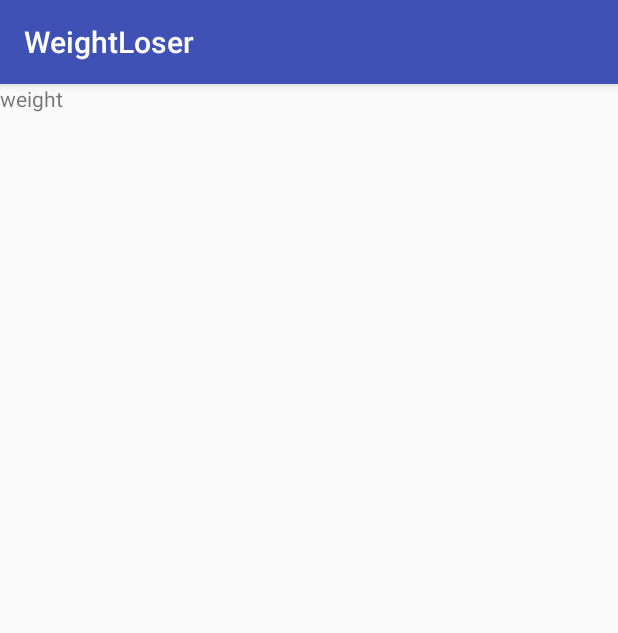
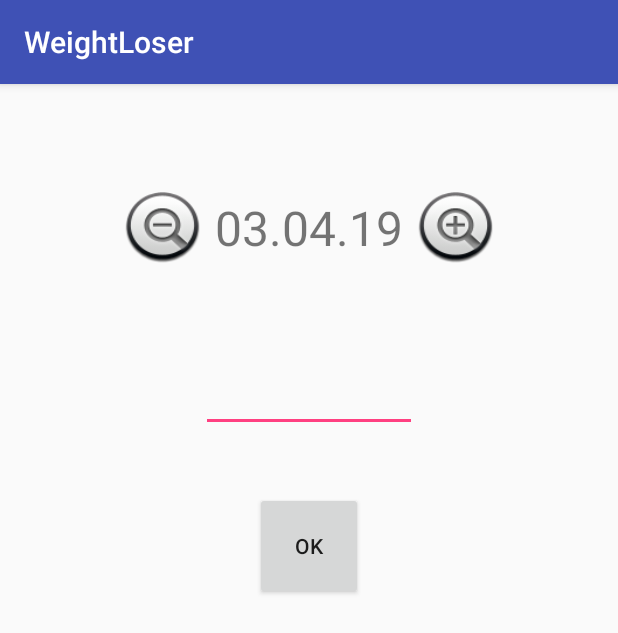
Before and after one commit to stock17/WeightLoser, an Android app: the WeightActivity screen opened directly, with no data from a screen before it, on a phone screen of 412 x 824 dp. Shown: the top 633 px of the screen. Run offline under Robolectric (Android 15) with nearby library versions, the phone set to English and light mode, and no system bars.

Commit message:
created the weight activity layout

```diff
--- a/app/src/main/AndroidManifest.xml
+++ b/app/src/main/AndroidManifest.xml
@@ -16,7 +16,7 @@
                 <category android:name="android.intent.category.LAUNCHER" />
             </intent-filter>
         </activity>
-        <activity android:name=".WeightActivity" />
+        <activity android:name=".weight.WeightActivity" />
         <activity android:name=".food.FoodActivity" />
         <activity android:name=".GraphActivity"></activity>
     </application>
--- a/app/src/main/java/com/yurima/weightloser/MainActivity.java
+++ b/app/src/main/java/com/yurima/weightloser/MainActivity.java
@@ -6,6 +6,7 @@ import android.os.Bundle;
 import android.widget.Button;
 
 import com.yurima.weightloser.food.FoodActivity;
+import com.yurima.weightloser.weight.WeightActivity;
 
 import butterknife.BindView;
 import butterknife.ButterKnife;
--- a/app/src/main/java/com/yurima/weightloser/food/FoodRecyclerView.java
+++ /dev/null
@@ -1,30 +0,0 @@
-package com.yurima.weightloser.food;
-
-import android.content.Context;
-import android.support.annotation.Nullable;
-import android.support.v7.widget.DividerItemDecoration;
-import android.support.v7.widget.RecyclerView;
-import android.util.AttributeSet;
-
-/**
- * Created by Yury on 03.04.2019.
- */
-
-public class FoodRecyclerView extends RecyclerView {
-    public FoodRecyclerView(Context context) {
-        super(context);
-    }
-
-    public FoodRecyclerView(Context context, @Nullable AttributeSet attrs) {
-        super(context, attrs);
-    }
-
-    public FoodRecyclerView(Context context, @Nullable AttributeSet attrs, int defStyle) {
-        super(context, attrs, defStyle);
-    }
-
-
-
-
-
-}
--- a/app/src/main/java/com/yurima/weightloser/WeightActivity.java
+++ b/app/src/main/java/com/yurima/weightloser/weight/WeightActivity.java
@@ -1,7 +1,9 @@
-package com.yurima.weightloser;
+package com.yurima.weightloser.weight;
 
 import android.support.v7.app.AppCompatActivity;
 import android.os.Bundle;
+
+import com.yurima.weightloser.R;
 
 public class WeightActivity extends AppCompatActivity {
 
--- a/app/src/main/res/layout/activity_weight.xml
+++ b/app/src/main/res/layout/activity_weight.xml
@@ -1,14 +1,64 @@
 <?xml version="1.0" encoding="utf-8"?>
-<LinearLayout xmlns:android="http://schemas.android.com/apk/res/android"
+<RelativeLayout xmlns:android="http://schemas.android.com/apk/res/android"
     xmlns:app="http://schemas.android.com/apk/res-auto"
     xmlns:tools="http://schemas.android.com/tools"
     android:layout_width="match_parent"
     android:layout_height="match_parent"
-    tools:context="com.yurima.weightloser.WeightActivity">
+    tools:context="com.yurima.weightloser.weight.WeightActivity">
+
 
     <TextView
+        android:id="@+id/textView_date"
+        android:layout_width="144dp"
+        android:layout_height="48dp"
+        android:textSize="32sp"
+        android:gravity="center"
+        android:text="03.04.19"
+        android:layout_marginTop="72dp"
+        android:layout_centerHorizontal="true" />
+
+    <Button
+        android:id="@+id/button_decrease_date"
         android:layout_width="wrap_content"
         android:layout_height="wrap_content"
-        android:text="weight"/>
+        android:background="@android:drawable/btn_minus"
+        android:layout_alignTop="@+id/textView_date"
+        android:layout_toLeftOf="@+id/textView_date"
+        android:layout_toStartOf="@+id/textView_date" />
 
-</LinearLayout>
+    <Button
+        android:id="@+id/button_increase_date"
+        android:layout_width="wrap_content"
+        android:layout_height="wrap_content"
+        android:background="@android:drawable/btn_plus"
+        android:layout_alignTop="@+id/textView_date"
+        android:layout_toRightOf="@+id/textView_date"
+        android:layout_toEndOf="@+id/textView_date" />
+
+    <EditText
+        android:id="@+id/editText_weight"
+        android:layout_width="144dp"
+        android:layout_height="72dp"
+        android:layout_centerHorizontal="true"
+        android:layout_below="@+id/textView_date"
+        android:layout_marginTop="40dp"
+        android:ems="40"
+        android:maxLength="5"
+        android:textSize="48sp"
+        android:gravity="center"
+        android:inputType="numberDecimal"
+
+        />
+
+    <Button
+        android:id="@+id/button_weight_ok"
+        android:layout_width="72dp"
+        android:layout_height="72dp"
+        android:layout_below="@+id/editText_weight"
+        android:layout_centerHorizontal="true"
+        android:layout_marginTop="40dp"
+        android:gravity="center"
+        android:text="OK" />
+
+
+</RelativeLayout>
--- a/app/src/main/res/values/strings.xml
+++ b/app/src/main/res/values/strings.xml
@@ -1,3 +1,5 @@
 <resources>
     <string name="app_name">WeightLoser</string>
+    <string name="arrow_left"><![CDATA[<]]></string>
+    <string name="arrow_right"><![CDATA[>]]></string>
 </resources>
```
